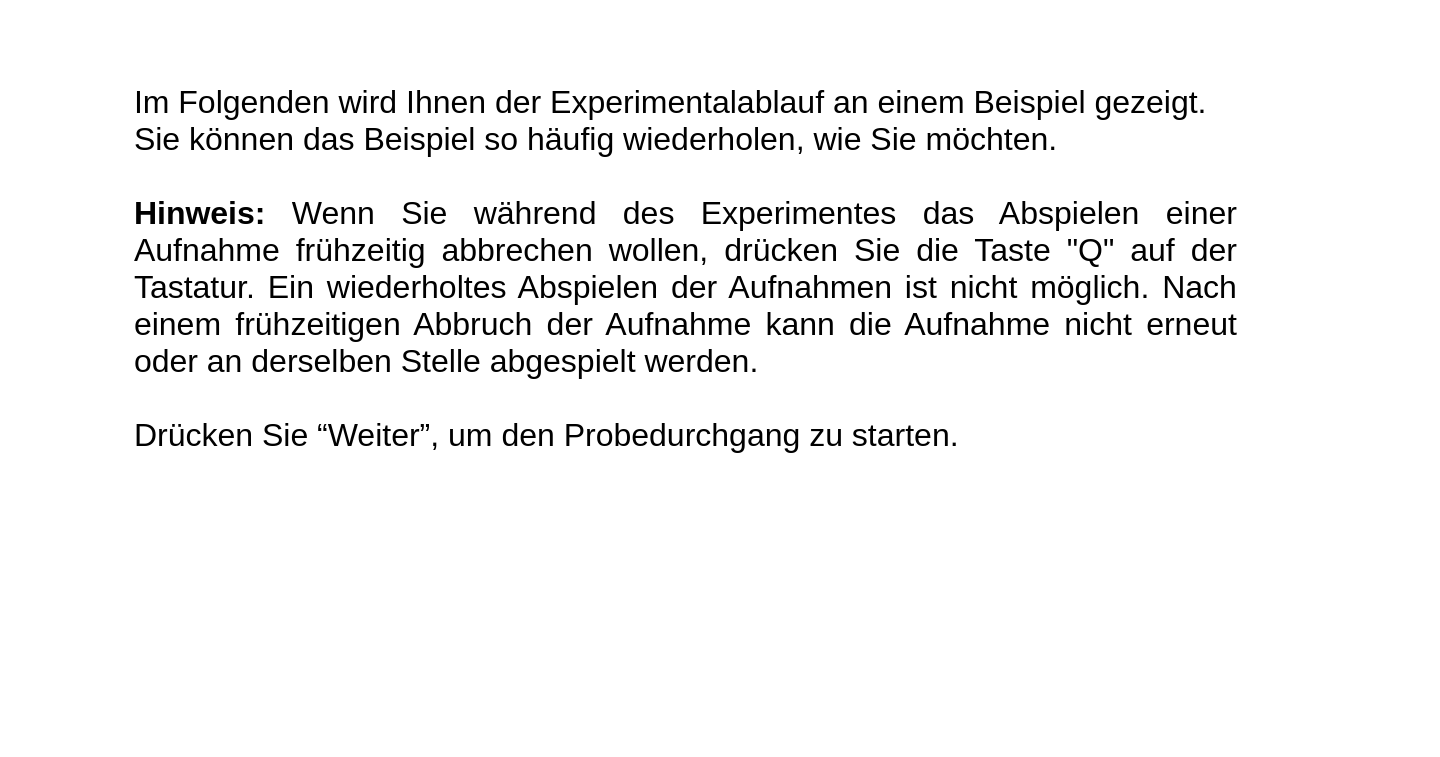
Old version of the form forms/test_start.ui in the repository IKI-Lab/auscultation_AI_noise_exp.
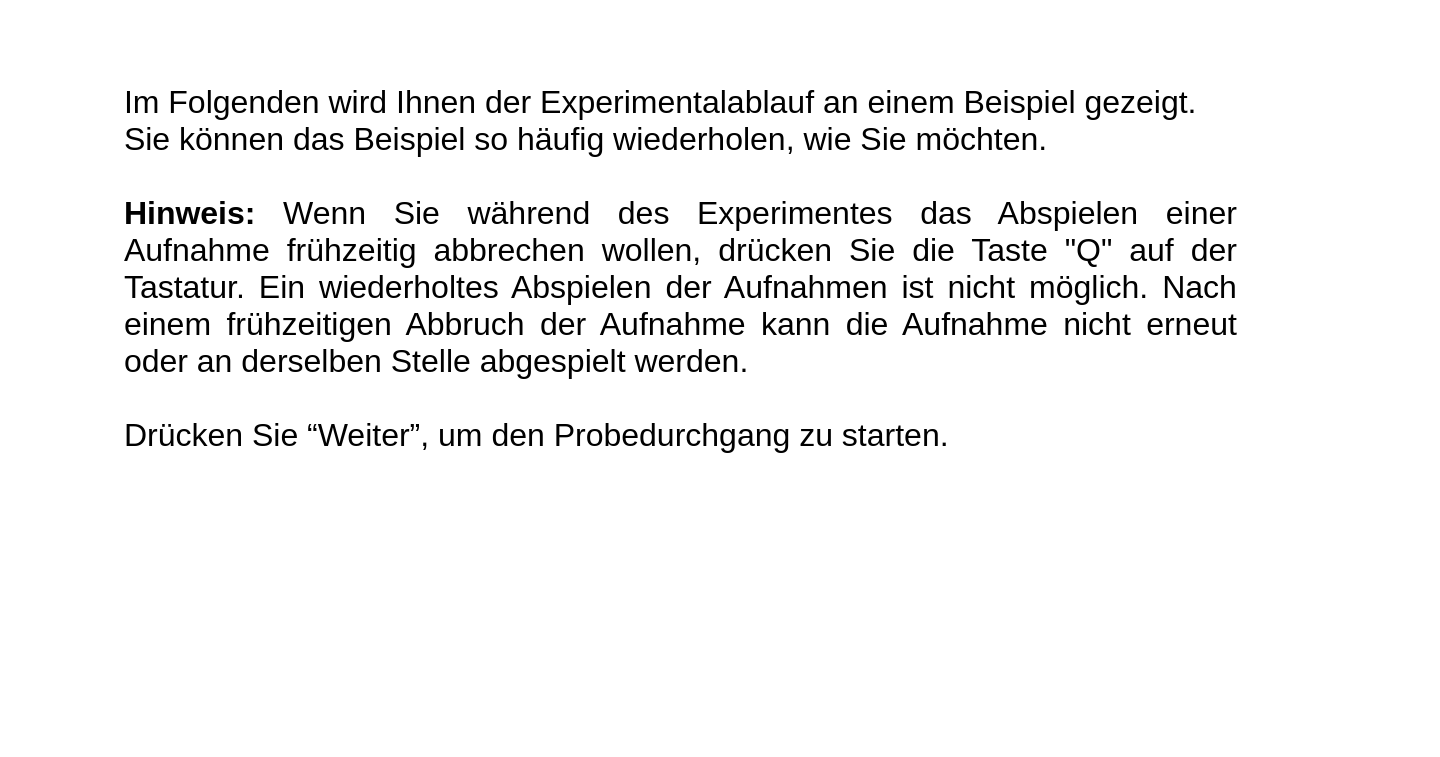
New version of the form.

The edit to the form file:
```diff
--- a/forms/test_start.ui
+++ b/forms/test_start.ui
@@ -62,9 +62,9 @@
    <widget class="QTextBrowser" name="textBrowser">
     <property name="geometry">
      <rect>
-      <x>170</x>
+      <x>160</x>
       <y>100</y>
-      <width>1111</width>
+      <width>1121</width>
       <height>511</height>
      </rect>
     </property>
```
